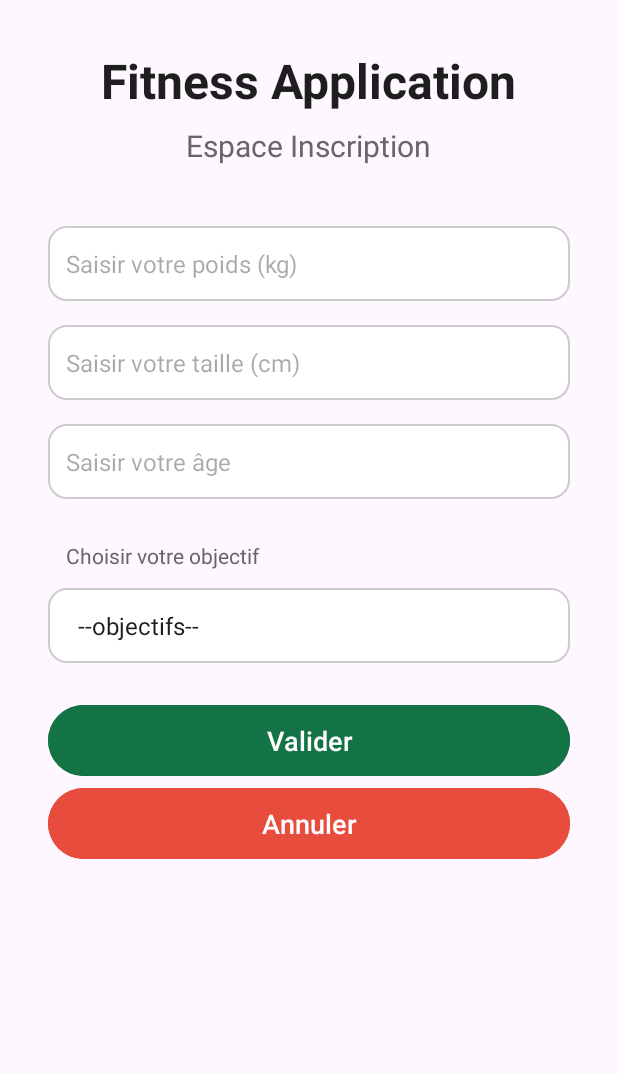
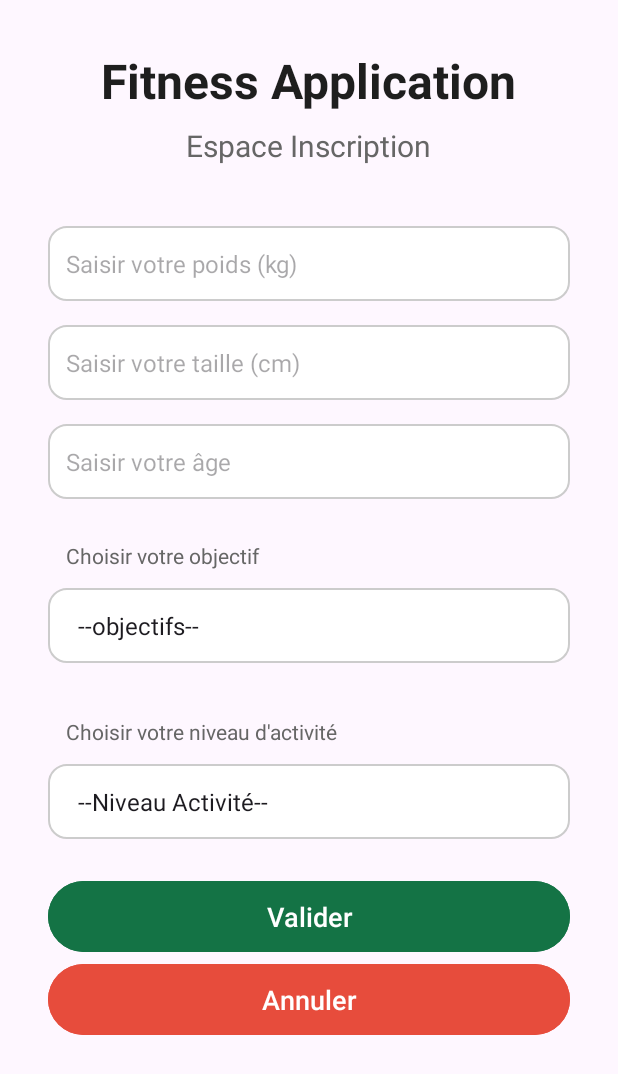
Before and after one commit to Rayen-hash/-fitness_app_project, an Android app: the SuivantActivity screen opened directly, with no data from a screen before it, on a phone screen of 412 x 824 dp. Shown: the top 1074 px of the screen. Run offline under Robolectric (Android 15) with nearby library versions, the phone set to English and light mode, and no system bars.

Commit message:
ajoute de niveau activite

```diff
--- a/app/src/main/java/com/example/login_signup/Activity/MainActivity.java
+++ b/app/src/main/java/com/example/login_signup/Activity/MainActivity.java
@@ -23,7 +23,7 @@ public class MainActivity extends AppCompatActivity {
         EdgeToEdge.enable(this);
         setContentView(R.layout.activity_main);
         db = new Database(this);
-        db.adduser(new User("Rayen", "Guesmi", "rayen@example.com", "123456", 70.0, 1.75, 25, "perte de poids"));
+        db.adduser(new User("Rayen", "Guesmi", "rayen@example.com", "123456", 70.0, 1.75, 25, "perte de poids","Niveau Intermédiaire (3–5 jours / semaine)"));
         commencer =findViewById(R.id.btncom);
         commencer.setOnClickListener(v -> {
             Intent intent = new Intent(MainActivity.this, LoginActivity.class);
--- a/app/src/main/java/com/example/login_signup/Activity/SuivantActivity.java
+++ b/app/src/main/java/com/example/login_signup/Activity/SuivantActivity.java
@@ -1,37 +1,30 @@
 package com.example.login_signup.Activity;
 
 import android.content.Intent;
-import android.database.Cursor;
 import android.os.Bundle;
 import android.view.View;
-import android.widget.Adapter;
 import android.widget.AdapterView;
 import android.widget.ArrayAdapter;
 import android.widget.Button;
 import android.widget.EditText;
 import android.widget.Spinner;
-import android.widget.SpinnerAdapter;
 import android.widget.Toast;
 
 import androidx.activity.EdgeToEdge;
 import androidx.appcompat.app.AppCompatActivity;
-import androidx.core.graphics.Insets;
-import androidx.core.view.ViewCompat;
-import androidx.core.view.WindowInsetsCompat;
 
 import com.example.login_signup.Database.Database;
 import com.example.login_signup.Models.User;
 import com.example.login_signup.R;
 
-import java.io.Serializable;
-
 public class SuivantActivity extends AppCompatActivity {
     Database db;
     EditText editpoid , edittaille , editage ;
     Button submit , cancel ;
-    Spinner spObj;
+    Spinner spObj ,spNiv;
     String[] objectifs = {"--objectifs--","Perte de poids", "Prise de masse", "Maintien du poids"};
-    ArrayAdapter<String>  adapter;
+    String[] niveau = {"--Niveau Activité--","Niveau Débutant (2–3 jours / semaine)", "Niveau Intermédiaire (3–5 jours / semaine)", "Niveau Avancé (5–6 jours / semaine)"};
+
 
 
     @Override
@@ -40,10 +33,17 @@ public class SuivantActivity extends AppCompatActivity {
         EdgeToEdge.enable(this);
         setContentView(R.layout.activity_suivant);
         db = new Database(this);
+
         spObj = findViewById(R.id.objectif_spinner);
-        ArrayAdapter<String> adapter = new ArrayAdapter<>(this, android.R.layout.simple_spinner_item,objectifs);
-        adapter.setDropDownViewResource(android.R.layout.simple_spinner_dropdown_item);
-        spObj.setAdapter(adapter);
+        ArrayAdapter<String> adapterobj = new ArrayAdapter<>(this, android.R.layout.simple_spinner_item,objectifs);
+        adapterobj.setDropDownViewResource(android.R.layout.simple_spinner_dropdown_item);
+        spObj.setAdapter(adapterobj);
+
+        spNiv =findViewById(R.id.niveau);
+        ArrayAdapter<String> adapterNiv = new ArrayAdapter<>(this, android.R.layout.simple_spinner_item,niveau);
+        adapterNiv.setDropDownViewResource(android.R.layout.simple_spinner_dropdown_item);
+        spNiv.setAdapter(adapterNiv);
+
         User user = (User)getIntent().getSerializableExtra("user");
         editpoid=findViewById(R.id.poid);
         edittaille=findViewById(R.id.taille);
@@ -62,11 +62,24 @@ public class SuivantActivity extends AppCompatActivity {
 
             }
         });
+        final String[] niv = new String[1];
+        spNiv.setOnItemSelectedListener(new AdapterView.OnItemSelectedListener(){
+            @Override
+            public void onItemSelected(AdapterView<?> parent, View view, int position, long id) {
+                niv[0] =parent.getItemAtPosition(position).toString();
+            }
+
+            @Override
+            public void onNothingSelected(AdapterView<?> parent) {
+
+            }
+        });
         cancel.setOnClickListener(v -> {
             editpoid.setText("");
             edittaille.setText("");
             editage.setText("");
             obj[0]="";
+            niv[0]="";
             spObj.setSelection(0);
             Intent intent = new Intent();
             setResult(RESULT_OK ,intent);
@@ -85,8 +98,9 @@ public class SuivantActivity extends AppCompatActivity {
                     user.set("poids",poids);
                     user.set("age",age);
                     user.set("objectif",obj[0]);
+                    user.set("niveau_activite",niv[0]);
                     db.adduser(user);
-                    Intent intent = new Intent(SuivantActivity.this , LoginActivity.class);
+                    Intent intent = new Intent(SuivantActivity.this,LoginActivity.class);
                     startActivity(intent);
 
             }
--- a/app/src/main/java/com/example/login_signup/Models/User.java
+++ b/app/src/main/java/com/example/login_signup/Models/User.java
@@ -13,10 +13,11 @@ public class User implements Serializable {
     private Double taille;
     private int age;
     private String objectif;
+    private String niveau_activite;
 
     public User() {}
 
-    public User(String nom, String prenom, String email, String password, Double poids, Double taille, int age, String objectif) {
+    public User(String nom, String prenom, String email, String password, Double poids, Double taille, int age, String objectif,String niveau_activité) {
         this.nom = nom;
         this.prenom = prenom;
         this.email = email;
@@ -25,6 +26,7 @@ public class User implements Serializable {
         this.taille = taille;
         this.age = age;
         this.objectif = objectif;
+        this.niveau_activite=niveau_activité;
     }
 
     public Object get(String attribut) {
--- a/app/src/main/res/layout/activity_suivant.xml
+++ b/app/src/main/res/layout/activity_suivant.xml
@@ -81,6 +81,20 @@
                 android:background="@drawable/rounded_input"
                 android:padding="12dp"
                 android:layout_marginBottom="24dp"/>
+            <!-- Liste déroulante -->
+            <TextView
+                android:layout_width="match_parent"
+                android:layout_height="wrap_content"
+                android:text="Choisir votre niveau d'activité"
+                android:textColor="#666"
+                android:padding="12dp" />
+            <Spinner
+                android:id="@+id/niveau"
+                android:layout_width="match_parent"
+                android:layout_height="50dp"
+                android:background="@drawable/rounded_input"
+                android:padding="12dp"
+                android:layout_marginBottom="24dp"/>
             <!-- Bouton Valider -->
             <com.google.android.material.button.MaterialButton
                 android:id="@+id/submitbtn"
```
